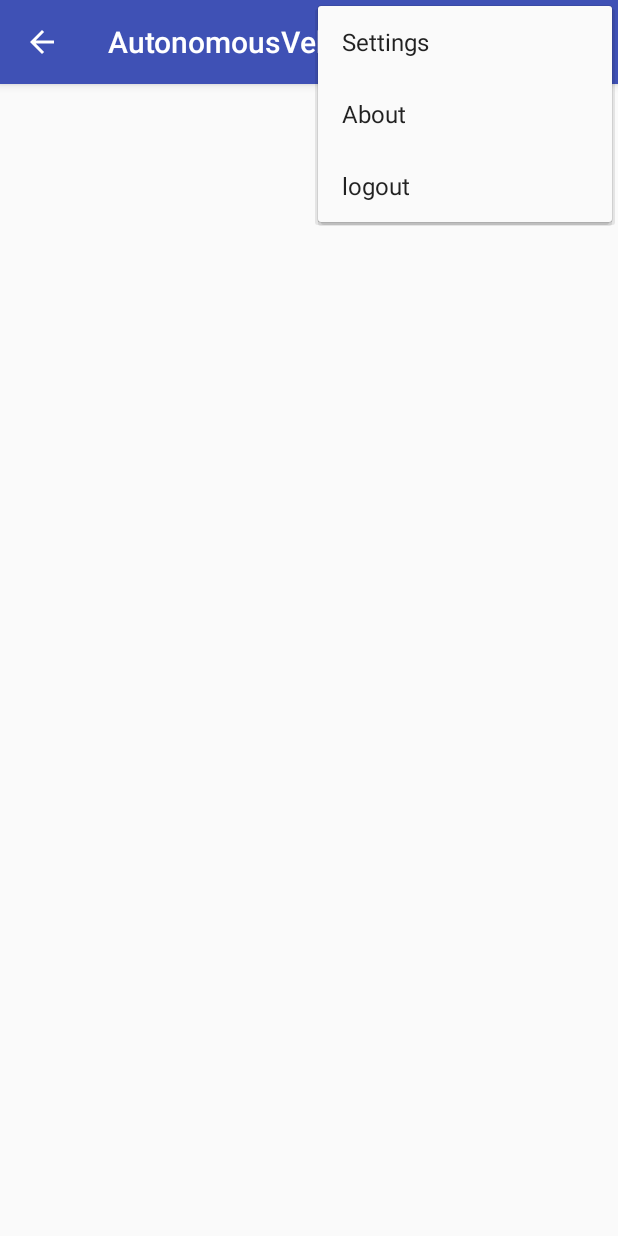
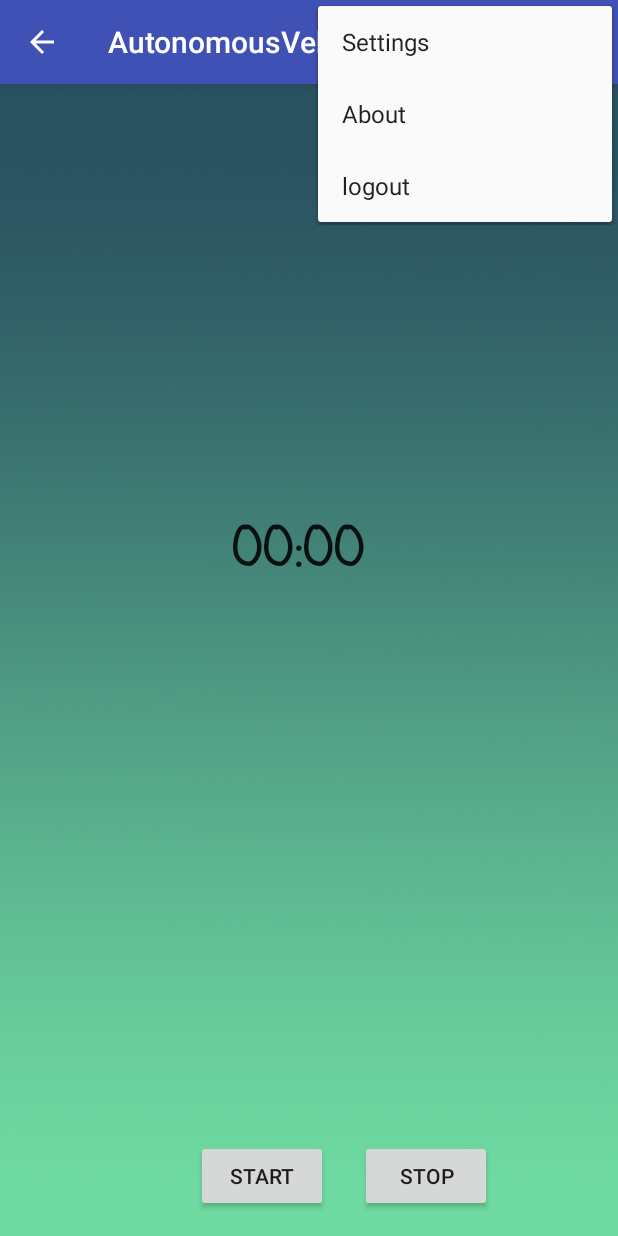
Before and after one commit to Khemar1/AutonomousVehicle-1, an Android app: the Mapping screen opened directly, with no data from a screen before it, with the options menu open, on a phone screen of 412 x 824 dp. Run offline under Robolectric (Android 15) with nearby library versions, the phone set to English and light mode, and no system bars; network calls fail.

Commit message:
Added stopwatch for mapping/autonomous feature

```diff
--- a/AutoVehicle/src/main/java/com/autonomousvehicle/Mapping.java
+++ b/AutoVehicle/src/main/java/com/autonomousvehicle/Mapping.java
@@ -7,8 +7,13 @@ import android.support.v7.app.AppCompatActivity;
 import android.os.Bundle;
 import android.view.Menu;
 import android.view.MenuItem;
+import android.view.View;
+import android.widget.Button;
+import android.widget.Chronometer;
 
 public class Mapping extends AppCompatActivity {
+
+    Chronometer mChronometer;
 
     @Override
     protected void onCreate(Bundle savedInstanceState) {
@@ -16,9 +21,31 @@ public class Mapping extends AppCompatActivity {
         setContentView(R.layout.activity_mapping);
 
         getSupportActionBar().setDisplayHomeAsUpEnabled(true);
+
+        Button button;
+
+        mChronometer = (Chronometer) findViewById(R.id.chronometer);
+
+        button = (Button) findViewById(R.id.start);
+        button.setOnClickListener(mStartListener);
+
+        button = (Button) findViewById(R.id.stop);
+        button.setOnClickListener(mStopListener);
+
     }
 
 
+    View.OnClickListener mStartListener = new View.OnClickListener() {
+        public void onClick(View v) {
+            mChronometer.start();
+        }
+    };
+
+    View.OnClickListener mStopListener = new View.OnClickListener() {
+        public void onClick(View v) {
+            mChronometer.stop();
+        }
+    };
 
     @Override
     public boolean onCreateOptionsMenu(Menu menu) {
--- a/AutoVehicle/src/main/res/layout/activity_mapping.xml
+++ b/AutoVehicle/src/main/res/layout/activity_mapping.xml
@@ -8,6 +8,34 @@
     android:paddingLeft="@dimen/activity_horizontal_margin"
     android:paddingRight="@dimen/activity_horizontal_margin"
     android:paddingTop="@dimen/activity_vertical_margin"
-    tools:context="com.autonomousvehicle.Mapping">
+    android:background="@drawable/backgrond">
 
+    <Button
+        android:text="@string/stop"
+        android:layout_width="wrap_content"
+        android:layout_height="wrap_content"
+        android:id="@+id/stop"
+        android:layout_alignParentBottom="true"
+        android:layout_alignParentEnd="true"
+        android:layout_marginEnd="68dp" />
+
+    <Button
+        android:layout_width="wrap_content"
+        android:layout_height="wrap_content"
+        android:id="@+id/start"
+        android:layout_alignParentBottom="true"
+        android:layout_toStartOf="@+id/stop"
+        android:layout_marginEnd="21dp"
+        android:text="@string/start" />
+
+    <Chronometer
+        android:id="@+id/chronometer"
+        android:layout_width="200dp"
+        android:layout_height="200dp"
+        android:textSize="36sp"
+        android:textStyle="normal|bold"
+        android:fontFamily="casual"
+        android:layout_marginStart="23dp"
+        android:layout_centerVertical="true"
+        android:layout_alignStart="@+id/start" />
 </RelativeLayout>
--- a/AutoVehicle/src/main/res/values/strings.xml
+++ b/AutoVehicle/src/main/res/values/strings.xml
@@ -21,4 +21,6 @@
     <string name="abMsg">Are you sure you want to Exit?</string>
     <string name="yes">Yes</string>
     <string name="no">No</string>
+    <string name="stop">stop</string>
+    <string name="start">start</string>
 </resources>
```
